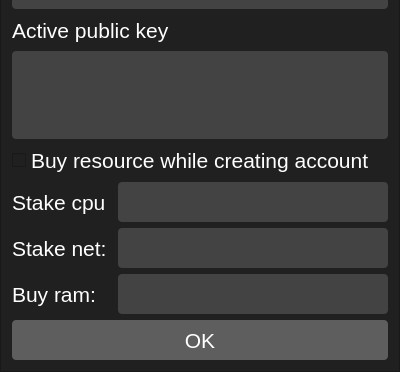
Qt form src/account/createaccountframe.ui (OracleChain/EOSDevHelper) before a commit; both pictures show x 0 to 400 and y 373 to 745 of the 400 by 745 pixel window.
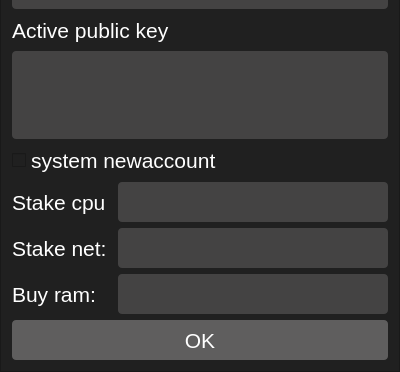
The same form after that commit.

Commit message: add delegatebw and buyram for newaccount.

What changed in the file:
```diff
--- a/src/account/createaccountframe.ui
+++ b/src/account/createaccountframe.ui
@@ -274,7 +274,7 @@
       <string notr="true">color: rgb(255, 255, 255);</string>
      </property>
      <property name="text">
-      <string>Buy resource while creating account</string>
+      <string>system newaccount</string>
      </property>
     </widget>
    </item>
```
The commit also changes 2 other files.
